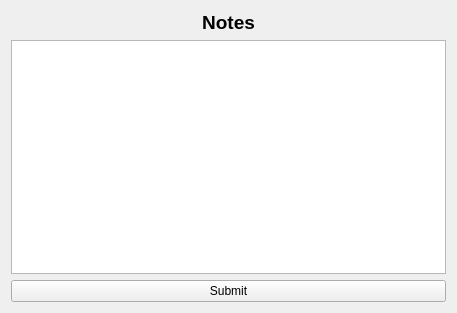
Above: forms/ui_forms/notes_form.ui from ericmullally/dnd_tracker before the change. Below: the same form after it.
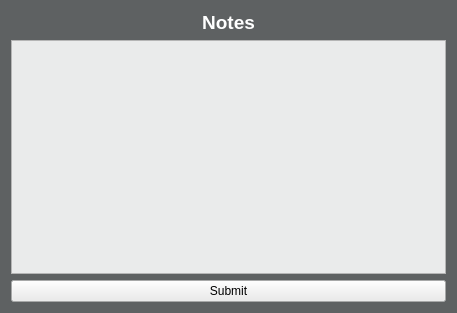
That is the form after the change.

The edit to the form file:
```diff
--- a/forms/ui_forms/notes_form.ui
+++ b/forms/ui_forms/notes_form.ui
@@ -10,6 +10,448 @@
     <height>313</height>
    </rect>
   </property>
+  <property name="palette">
+   <palette>
+    <active>
+     <colorrole role="WindowText">
+      <brush brushstyle="SolidPattern">
+       <color alpha="255">
+        <red>255</red>
+        <green>255</green>
+        <blue>255</blue>
+       </color>
+      </brush>
+     </colorrole>
+     <colorrole role="Button">
+      <brush brushstyle="SolidPattern">
+       <color alpha="255">
+        <red>94</red>
+        <green>97</green>
+        <blue>98</blue>
+       </color>
+      </brush>
+     </colorrole>
+     <colorrole role="Light">
+      <brush brushstyle="SolidPattern">
+       <color alpha="255">
+        <red>141</red>
+        <green>146</green>
+        <blue>147</blue>
+       </color>
+      </brush>
+     </colorrole>
+     <colorrole role="Midlight">
+      <brush brushstyle="SolidPattern">
+       <color alpha="255">
+        <red>117</red>
+        <green>121</green>
+        <blue>122</blue>
+       </color>
+      </brush>
+     </colorrole>
+     <colorrole role="Dark">
+      <brush brushstyle="SolidPattern">
+       <color alpha="255">
+        <red>47</red>
+        <green>48</green>
+        <blue>49</blue>
+       </color>
+      </brush>
+     </colorrole>
+     <colorrole role="Mid">
+      <brush brushstyle="SolidPattern">
+       <color alpha="255">
+        <red>62</red>
+        <green>64</green>
+        <blue>65</blue>
+       </color>
+      </brush>
+     </colorrole>
+     <colorrole role="Text">
+      <brush brushstyle="SolidPattern">
+       <color alpha="255">
+        <red>255</red>
+        <green>255</green>
+        <blue>255</blue>
+       </color>
+      </brush>
+     </colorrole>
+     <colorrole role="BrightText">
+      <brush brushstyle="SolidPattern">
+       <color alpha="255">
+        <red>255</red>
+        <green>255</green>
+        <blue>255</blue>
+       </color>
+      </brush>
+     </colorrole>
+     <colorrole role="ButtonText">
+      <brush brushstyle="SolidPattern">
+       <color alpha="255">
+        <red>255</red>
+        <green>255</green>
+        <blue>255</blue>
+       </color>
+      </brush>
+     </colorrole>
+     <colorrole role="Base">
+      <brush brushstyle="SolidPattern">
+       <color alpha="255">
+        <red>0</red>
+        <green>0</green>
+        <blue>0</blue>
+       </color>
+      </brush>
+     </colorrole>
+     <colorrole role="Window">
+      <brush brushstyle="SolidPattern">
+       <color alpha="255">
+        <red>94</red>
+        <green>97</green>
+        <blue>98</blue>
+       </color>
+      </brush>
+     </colorrole>
+     <colorrole role="Shadow">
+      <brush brushstyle="SolidPattern">
+       <color alpha="255">
+        <red>0</red>
+        <green>0</green>
+        <blue>0</blue>
+       </color>
+      </brush>
+     </colorrole>
+     <colorrole role="AlternateBase">
+      <brush brushstyle="SolidPattern">
+       <color alpha="255">
+        <red>47</red>
+        <green>48</green>
+        <blue>49</blue>
+       </color>
+      </brush>
+     </colorrole>
+     <colorrole role="ToolTipBase">
+      <brush brushstyle="SolidPattern">
+       <color alpha="255">
+        <red>255</red>
+        <green>255</green>
+        <blue>220</blue>
+       </color>
+      </brush>
+     </colorrole>
+     <colorrole role="ToolTipText">
+      <brush brushstyle="SolidPattern">
+       <color alpha="255">
+        <red>0</red>
+        <green>0</green>
+        <blue>0</blue>
+       </color>
+      </brush>
+     </colorrole>
+     <colorrole role="PlaceholderText">
+      <brush brushstyle="SolidPattern">
+       <color alpha="128">
+        <red>255</red>
+        <green>255</green>
+        <blue>255</blue>
+       </color>
+      </brush>
+     </colorrole>
+    </active>
+    <inactive>
+     <colorrole role="WindowText">
+      <brush brushstyle="SolidPattern">
+       <color alpha="255">
+        <red>255</red>
+        <green>255</green>
+        <blue>255</blue>
+       </color>
+      </brush>
+     </colorrole>
+     <colorrole role="Button">
+      <brush brushstyle="SolidPattern">
+       <color alpha="255">
+        <red>94</red>
+        <green>97</green>
+        <blue>98</blue>
+       </color>
+      </brush>
+     </colorrole>
+     <colorrole role="Light">
+      <brush brushstyle="SolidPattern">
+       <color alpha="255">
+        <red>141</red>
+        <green>146</green>
+        <blue>147</blue>
+       </color>
+      </brush>
+     </colorrole>
+     <colorrole role="Midlight">
+      <brush brushstyle="SolidPattern">
+       <color alpha="255">
+        <red>117</red>
+        <green>121</green>
+        <blue>122</blue>
+       </color>
+      </brush>
+     </colorrole>
+     <colorrole role="Dark">
+      <brush brushstyle="SolidPattern">
+       <color alpha="255">
+        <red>47</red>
+        <green>48</green>
+        <blue>49</blue>
+       </color>
+      </brush>
+     </colorrole>
+     <colorrole role="Mid">
+      <brush brushstyle="SolidPattern">
+       <color alpha="255">
+        <red>62</red>
+        <green>64</green>
+        <blue>65</blue>
+       </color>
+      </brush>
+     </colorrole>
+     <colorrole role="Text">
+      <brush brushstyle="SolidPattern">
+       <color alpha="255">
+        <red>255</red>
+        <green>255</green>
+        <blue>255</blue>
+       </color>
+      </brush>
+     </colorrole>
+     <colorrole role="BrightText">
+      <brush brushstyle="SolidPattern">
+       <color alpha="255">
+        <red>255</red>
+        <green>255</green>
+        <blue>255</blue>
+       </color>
+      </brush>
+     </colorrole>
+     <colorrole role="ButtonText">
+      <brush brushstyle="SolidPattern">
+       <color alpha="255">
+        <red>255</red>
+        <green>255</green>
+        <blue>255</blue>
+       </color>
+      </brush>
+     </colorrole>
+     <colorrole role="Base">
+      <brush brushstyle="SolidPattern">
+       <color alpha="255">
+        <red>0</red>
+        <green>0</green>
+        <blue>0</blue>
+       </color>
+      </brush>
+     </colorrole>
+     <colorrole role="Window">
+      <brush brushstyle="SolidPattern">
+       <color alpha="255">
+        <red>94</red>
+        <green>97</green>
+        <blue>98</blue>
+       </color>
+      </brush>
+     </colorrole>
+     <colorrole role="Shadow">
+      <brush brushstyle="SolidPattern">
+       <color alpha="255">
+        <red>0</red>
+        <green>0</green>
+        <blue>0</blue>
+       </color>
+      </brush>
+     </colorrole>
+     <colorrole role="AlternateBase">
+      <brush brushstyle="SolidPattern">
+       <color alpha="255">
+        <red>47</red>
+        <green>48</green>
+        <blue>49</blue>
+       </color>
+      </brush>
+     </colorrole>
+     <colorrole role="ToolTipBase">
+      <brush brushstyle="SolidPattern">
+       <color alpha="255">
+        <red>255</red>
+        <green>255</green>
+        <blue>220</blue>
+       </color>
+      </brush>
+     </colorrole>
+     <colorrole role="ToolTipText">
+      <brush brushstyle="SolidPattern">
+       <color alpha="255">
+        <red>0</red>
+        <green>0</green>
+        <blue>0</blue>
+       </color>
+      </brush>
+     </colorrole>
+     <colorrole role="PlaceholderText">
+      <brush brushstyle="SolidPattern">
+       <color alpha="128">
+        <red>255</red>
+        <green>255</green>
+        <blue>255</blue>
+       </color>
+      </brush>
+     </colorrole>
+    </inactive>
+    <disabled>
+     <colorrole role="WindowText">
+      <brush brushstyle="SolidPattern">
+       <color alpha="255">
+        <red>47</red>
+        <green>48</green>
+        <blue>49</blue>
+       </color>
+      </brush>
+     </colorrole>
+     <colorrole role="Button">
+      <brush brushstyle="SolidPattern">
+       <color alpha="255">
+        <red>94</red>
+        <green>97</green>
+        <blue>98</blue>
+       </color>
+      </brush>
+     </colorrole>
+     <colorrole role="Light">
+      <brush brushstyle="SolidPattern">
+       <color alpha="255">
+        <red>141</red>
+        <green>146</green>
+        <blue>147</blue>
+       </color>
+      </brush>
+     </colorrole>
+     <colorrole role="Midlight">
+      <brush brushstyle="SolidPattern">
+       <color alpha="255">
+        <red>117</red>
+        <green>121</green>
+        <blue>122</blue>
+       </color>
+      </brush>
+     </colorrole>
+     <colorrole role="Dark">
+      <brush brushstyle="SolidPattern">
+       <color alpha="255">
+        <red>47</red>
+        <green>48</green>
+        <blue>49</blue>
+       </color>
+      </brush>
+     </colorrole>
+     <colorrole role="Mid">
+      <brush brushstyle="SolidPattern">
+       <color alpha="255">
+        <red>62</red>
+        <green>64</green>
+        <blue>65</blue>
+       </color>
+      </brush>
+     </colorrole>
+     <colorrole role="Text">
+      <brush brushstyle="SolidPattern">
+       <color alpha="255">
+        <red>47</red>
+        <green>48</green>
+        <blue>49</blue>
+       </color>
+      </brush>
+     </colorrole>
+     <colorrole role="BrightText">
+      <brush brushstyle="SolidPattern">
+       <color alpha="255">
+        <red>255</red>
+        <green>255</green>
+        <blue>255</blue>
+       </color>
+      </brush>
+     </colorrole>
+     <colorrole role="ButtonText">
+      <brush brushstyle="SolidPattern">
+       <color alpha="255">
+        <red>47</red>
+        <green>48</green>
+        <blue>49</blue>
+       </color>
+      </brush>
+     </colorrole>
+     <colorrole role="Base">
+      <brush brushstyle="SolidPattern">
+       <color alpha="255">
+        <red>94</red>
+        <green>97</green>
+        <blue>98</blue>
+       </color>
+      </brush>
+     </colorrole>
+     <colorrole role="Window">
+      <brush brushstyle="SolidPattern">
+       <color alpha="255">
+        <red>94</red>
+        <green>97</green>
+        <blue>98</blue>
+       </color>
+      </brush>
+     </colorrole>
+     <colorrole role="Shadow">
+      <brush brushstyle="SolidPattern">
+       <color alpha="255">
+        <red>0</red>
+        <green>0</green>
+        <blue>0</blue>
+       </color>
+      </brush>
+     </colorrole>
+     <colorrole role="AlternateBase">
+      <brush brushstyle="SolidPattern">
+       <color alpha="255">
+        <red>94</red>
+        <green>97</green>
+        <blue>98</blue>
+       </color>
+      </brush>
+     </colorrole>
+     <colorrole role="ToolTipBase">
+      <brush brushstyle="SolidPattern">
+       <color alpha="255">
+        <red>255</red>
+        <green>255</green>
+        <blue>220</blue>
+       </color>
+      </brush>
+     </colorrole>
+     <colorrole role="ToolTipText">
+      <brush brushstyle="SolidPattern">
+       <color alpha="255">
+        <red>0</red>
+        <green>0</green>
+        <blue>0</blue>
+       </color>
+      </brush>
+     </colorrole>
+     <colorrole role="PlaceholderText">
+      <brush brushstyle="SolidPattern">
+       <color alpha="128">
+        <red>255</red>
+        <green>255</green>
+        <blue>255</blue>
+       </color>
+      </brush>
+     </colorrole>
+    </disabled>
+   </palette>
+  </property>
   <property name="windowTitle">
    <string>Form</string>
   </property>
@@ -32,10 +474,17 @@
     </widget>
    </item>
    <item row="1" column="0">
-    <widget class="QTextEdit" name="notes_edit"/>
+    <widget class="QTextEdit" name="notes_edit">
+     <property name="styleSheet">
+      <string notr="true">background-color:#eaebeb; color:black;</string>
+     </property>
+    </widget>
    </item>
    <item row="2" column="0">
     <widget class="QPushButton" name="notes_submit_button">
+     <property name="styleSheet">
+      <string notr="true">background-color:#eaebeb; color:black;</string>
+     </property>
      <property name="text">
       <string>Submit</string>
      </property>
```
